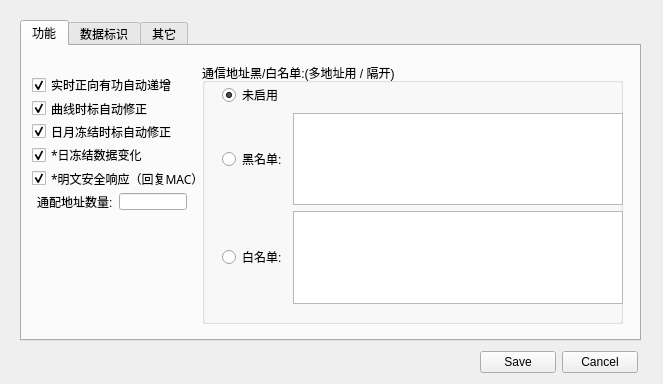
First picture: the form in UI_Meter698_config.ui, repository yuani520/Meter698-45Simulator, before the edit.
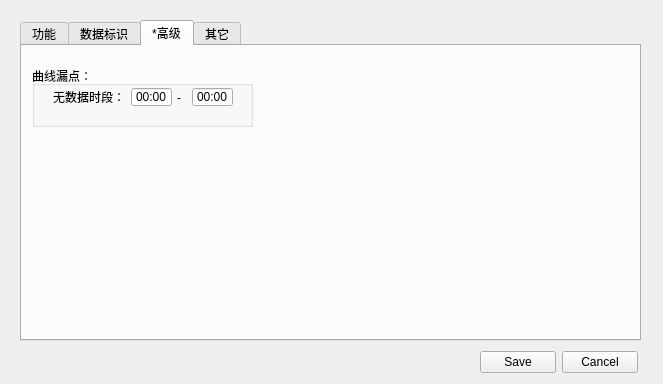
Second picture: the form after the edit. The open tabs and pages were chosen to show the change.

```diff
--- a/UI_Meter698_config.ui
+++ b/UI_Meter698_config.ui
@@ -127,7 +127,7 @@
          <enum>Qt::LeftToRight</enum>
         </property>
         <property name="text">
-         <string>*日冻结数据变化</string>
+         <string>日冻结数据变化</string>
         </property>
         <property name="checked">
          <bool>true</bool>
@@ -165,7 +165,7 @@
          <enum>Qt::LeftToRight</enum>
         </property>
         <property name="text">
-         <string>*明文安全响应（回复MAC）</string>
+         <string>明文安全响应（回复MAC）</string>
         </property>
         <property name="checked">
          <bool>true</bool>
@@ -386,6 +386,114 @@
      </layout>
     </widget>
    </widget>
+   <widget class="QWidget" name="tab_4">
+    <attribute name="title">
+     <string>*高级</string>
+    </attribute>
+    <widget class="QGroupBox" name="groupBox_4">
+     <property name="geometry">
+      <rect>
+       <x>10</x>
+       <y>20</y>
+       <width>221</width>
+       <height>61</height>
+      </rect>
+     </property>
+     <property name="title">
+      <string>曲线漏点：</string>
+     </property>
+     <widget class="QTimeEdit" name="timeEdit">
+      <property name="geometry">
+       <rect>
+        <x>160</x>
+        <y>21</y>
+        <width>41</width>
+        <height>20</height>
+       </rect>
+      </property>
+      <property name="wrapping">
+       <bool>false</bool>
+      </property>
+      <property name="frame">
+       <bool>true</bool>
+      </property>
+      <property name="buttonSymbols">
+       <enum>QAbstractSpinBox::NoButtons</enum>
+      </property>
+      <property name="dateTime">
+       <datetime>
+        <hour>0</hour>
+        <minute>0</minute>
+        <second>0</second>
+        <year>2001</year>
+        <month>1</month>
+        <day>1</day>
+       </datetime>
+      </property>
+      <property name="date">
+       <date>
+        <year>2001</year>
+        <month>1</month>
+        <day>1</day>
+       </date>
+      </property>
+      <property name="displayFormat">
+       <string>HH:mm</string>
+      </property>
+      <property name="currentSectionIndex">
+       <number>0</number>
+      </property>
+     </widget>
+     <widget class="QTimeEdit" name="timeEdit_2">
+      <property name="geometry">
+       <rect>
+        <x>99</x>
+        <y>21</y>
+        <width>41</width>
+        <height>20</height>
+       </rect>
+      </property>
+      <property name="wrapping">
+       <bool>false</bool>
+      </property>
+      <property name="frame">
+       <bool>true</bool>
+      </property>
+      <property name="buttonSymbols">
+       <enum>QAbstractSpinBox::NoButtons</enum>
+      </property>
+      <property name="displayFormat">
+       <string>HH:mm</string>
+      </property>
+     </widget>
+     <widget class="QLabel" name="label_4">
+      <property name="geometry">
+       <rect>
+        <x>21</x>
+        <y>23</y>
+        <width>72</width>
+        <height>16</height>
+       </rect>
+      </property>
+      <property name="text">
+       <string>无数据时段：</string>
+      </property>
+     </widget>
+     <widget class="QLabel" name="label_5">
+      <property name="geometry">
+       <rect>
+        <x>145</x>
+        <y>22</y>
+        <width>16</width>
+        <height>20</height>
+       </rect>
+      </property>
+      <property name="text">
+       <string>-</string>
+      </property>
+     </widget>
+    </widget>
+   </widget>
    <widget class="QWidget" name="tab_3">
     <attribute name="title">
      <string>其它</string>
```
Left out of the diff: 6 changed lines with no effect on the pictures.
